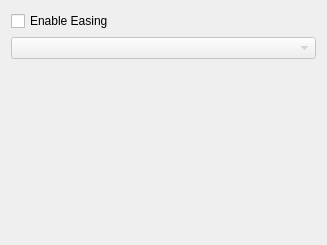
First picture: the form in animation_workbench/ui/easing_preview_base.ui, repository timlinux/QGISAnimationWorkbench, before the edit.
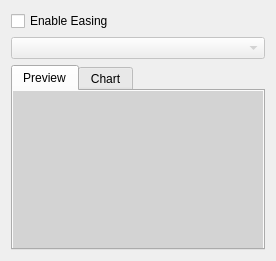
Second picture: the form after the edit. Custom widgets are drawn as their Qt base class.

Diff of the .ui file:
```diff
--- a/animation_workbench/ui/easing_preview_base.ui
+++ b/animation_workbench/ui/easing_preview_base.ui
@@ -6,8 +6,8 @@
    <rect>
     <x>0</x>
     <y>0</y>
-    <width>327</width>
-    <height>245</height>
+    <width>272</width>
+    <height>261</height>
    </rect>
   </property>
   <property name="windowTitle">
@@ -21,6 +21,82 @@
      </property>
     </widget>
    </item>
+   <item row="2" column="0">
+    <widget class="QTabWidget" name="tabWidget">
+     <property name="currentIndex">
+      <number>0</number>
+     </property>
+     <widget class="QWidget" name="preview_tab">
+      <attribute name="title">
+       <string>Preview</string>
+      </attribute>
+      <layout class="QGridLayout" name="gridLayout_3">
+       <property name="leftMargin">
+        <number>0</number>
+       </property>
+       <property name="topMargin">
+        <number>0</number>
+       </property>
+       <property name="rightMargin">
+        <number>0</number>
+       </property>
+       <property name="bottomMargin">
+        <number>0</number>
+       </property>
+       <property name="spacing">
+        <number>0</number>
+       </property>
+       <item row="0" column="0">
+        <widget class="QWidget" name="easing_preview" native="true">
+         <property name="sizePolicy">
+          <sizepolicy hsizetype="Minimum" vsizetype="Minimum">
+           <horstretch>0</horstretch>
+           <verstretch>0</verstretch>
+          </sizepolicy>
+         </property>
+         <property name="minimumSize">
+          <size>
+           <width>250</width>
+           <height>150</height>
+          </size>
+         </property>
+         <property name="autoFillBackground">
+          <bool>false</bool>
+         </property>
+         <property name="styleSheet">
+          <string notr="true">background: lightgrey;</string>
+         </property>
+        </widget>
+       </item>
+      </layout>
+     </widget>
+     <widget class="QWidget" name="chart_tab">
+      <attribute name="title">
+       <string>Chart</string>
+      </attribute>
+      <layout class="QGridLayout" name="gridLayout_2">
+       <property name="leftMargin">
+        <number>0</number>
+       </property>
+       <property name="topMargin">
+        <number>0</number>
+       </property>
+       <property name="rightMargin">
+        <number>0</number>
+       </property>
+       <property name="bottomMargin">
+        <number>0</number>
+       </property>
+       <property name="spacing">
+        <number>0</number>
+       </property>
+       <item row="0" column="0">
+        <widget class="PlotWidget" name="chart" native="true"/>
+       </item>
+      </layout>
+     </widget>
+    </widget>
+   </item>
    <item row="1" column="0">
     <widget class="QComboBox" name="easing_combo">
      <property name="enabled">
@@ -33,30 +109,16 @@
      </property>
     </widget>
    </item>
-   <item row="2" column="0">
-    <widget class="QWidget" name="easing_preview" native="true">
-     <property name="sizePolicy">
-      <sizepolicy hsizetype="Expanding" vsizetype="Expanding">
-       <horstretch>0</horstretch>
-       <verstretch>0</verstretch>
-      </sizepolicy>
-     </property>
-     <property name="minimumSize">
-      <size>
-       <width>250</width>
-       <height>150</height>
-      </size>
-     </property>
-     <property name="autoFillBackground">
-      <bool>false</bool>
-     </property>
-     <property name="styleSheet">
-      <string notr="true"/>
-     </property>
-    </widget>
-   </item>
   </layout>
  </widget>
+ <customwidgets>
+  <customwidget>
+   <class>PlotWidget</class>
+   <extends>QWidget</extends>
+   <header>pyqtgraph</header>
+   <container>1</container>
+  </customwidget>
+ </customwidgets>
  <resources/>
  <connections>
   <connection>
```
